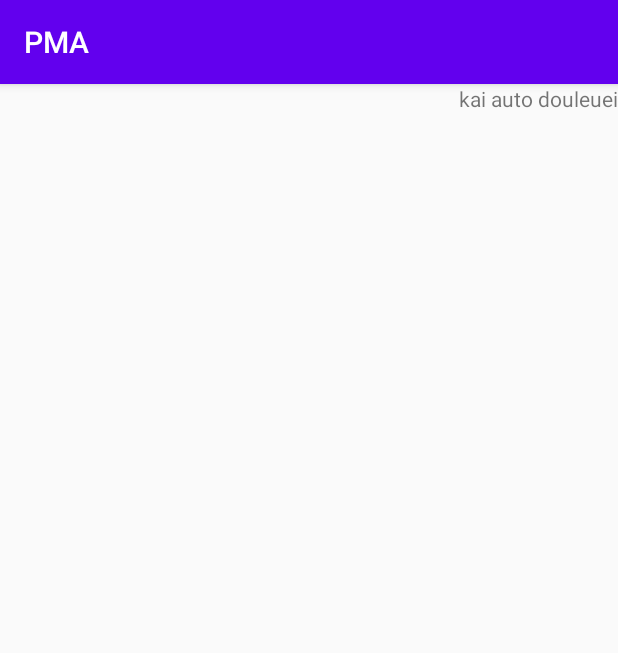
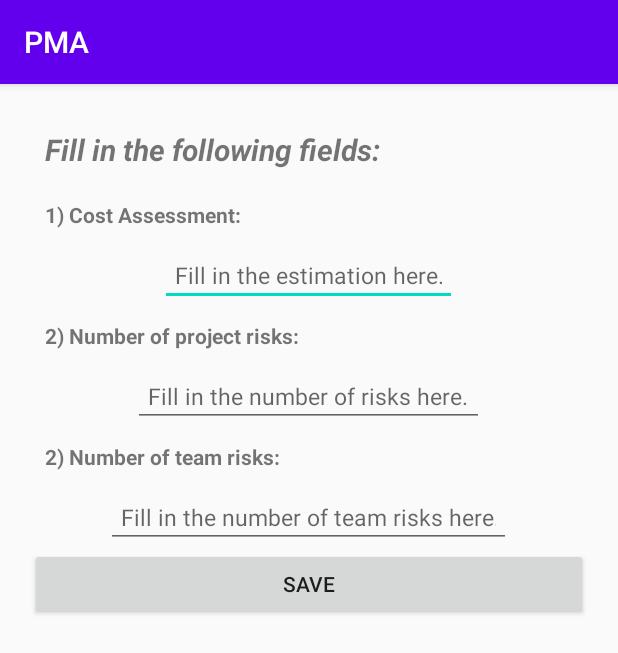
Before and after one commit to rodoulampampa/PMA, an Android app: the FeasibilityStudyActivity screen opened directly, with no data from a screen before it, on a phone screen of 412 x 824 dp. Shown: the top 653 px of the screen. Run offline under Robolectric (Android 15) with nearby library versions, the phone set to English and light mode, and no system bars.

Commit message:
Make changes to the layouts: design tools (the links) and feasibility study.

```diff
--- a/app/src/main/java/com/pma/DesignToolActivity.java
+++ b/app/src/main/java/com/pma/DesignToolActivity.java
@@ -3,8 +3,15 @@ package com.pma;
 import androidx.annotation.NonNull;
 import androidx.appcompat.app.AppCompatActivity;
 
+import android.app.AlertDialog;
+import android.content.Context;
+import android.content.DialogInterface;
+import android.content.Intent;
+import android.net.Uri;
 import android.os.Bundle;
 import android.text.Html;
+import android.text.method.LinkMovementMethod;
+import android.util.Log;
 import android.view.View;
 import android.view.ViewGroup;
 import android.widget.AdapterView;
@@ -57,7 +64,8 @@ public class DesignToolActivity extends AppCompatActivity implements AdapterView
                     "&nbsp;&nbsp;&nbsp;&nbsp;" + "12.Profile Diagram <br/>" +
                     "&nbsp;&nbsp;&nbsp;&nbsp;" + "13.Timing Diagram <br/>" +
                     "&nbsp;&nbsp;&nbsp;&nbsp;" + "14.Interaction Overview Diagram <br/>",
-                    "https://online.visual-paradigm.com/" , "https://www.visual-paradigm.com/download/"));
+                    "https://online.visual-paradigm.com/" ,
+                    "https://www.visual-paradigm.com/download/"));
             designTool.add(new DesignTool("<b>" + "2. Creately <br/><br/>" + "</b>" +
                     "<b>" + "Creately" + "</b>" + " is diagramming and design software operated by Cinergix, Pty Ltd. It is a cloud-based diagram tool built on Adobe's Flex/Flash" +
                     "technologies and provides a visual communication platform for Virtual Communicating. It can be used to create infographics, flowcharts, Gantt charts, organisational charts," +
@@ -69,8 +77,7 @@ public class DesignToolActivity extends AppCompatActivity implements AdapterView
                     "<b>" + "Gliffy" + "</b>" + " is software for diagramming via a HTML5 cloud-based app. It is used to create UML diagrams, floor plans, Venn diagrams, flowcharts" +
                     "and various other kinds of diagrams online. Gliffy diagrams can be shared with and edited by users in real time. The SaaS is supported in all modern web-browsers," +
                     "including Google Chrome, Firefox, Safari and Internet Explorer 9+.<br/>" ,
-                    "https://www.gliffy.com/" +
-                    "An application is also available in the same link if you press “Try in Confluence”."));
+                    "https://www.gliffy.com/" ));
             designTool.add(new DesignTool("<b>" + "4. Lucidchart <br/><br/>" + "</b>" +
                     "<b>" + "Lucidchart" + "</b>" + " is a web-based proprietary platform that is used to allow users to collaborate on drawing, revising and sharing charts and diagrams." +
                     "It allows you to create effective and professional flowcharts, org charts, network diagrams, and other useful visuals to organize essential information, promote understanding," +
@@ -161,9 +168,27 @@ public class DesignToolActivity extends AppCompatActivity implements AdapterView
         listView.setOnItemClickListener(new AdapterView.OnItemClickListener() {
             @Override
             public void onItemClick(AdapterView<?> parent, View view, int position, long id) {
-                DesignTool clicked = designTool.get(position);
+                // setup the alert builder
+                AlertDialog.Builder builder = new AlertDialog.Builder(DesignToolActivity.this);
+                builder.setTitle("Choose a link");
 
+                final DesignTool clicked = designTool.get(position);
 
+                // add a list
+                builder.setItems(clicked.links, new DialogInterface.OnClickListener() {
+                    @Override
+                    public void onClick(DialogInterface dialog, int which) {
+                        String link = clicked.links[which];
+
+                        Intent i = new Intent(Intent.ACTION_VIEW);
+                        i.setData(Uri.parse(link));
+                        startActivity(i);
+                    }
+                });
+
+                // create and show the alert dialog
+                AlertDialog dialog = builder.create();
+                dialog.show();
             }
         });
     }
--- /dev/null
+++ b/app/src/main/res/drawable/ic_launcher.xml
@@ -0,0 +1,4 @@
+<?xml version="1.0" encoding="utf-8"?>
+<selector xmlns:android="http://schemas.android.com/apk/res/android">
+
+</selector>
--- a/app/src/main/res/layout/activity_feasibility_study.xml
+++ b/app/src/main/res/layout/activity_feasibility_study.xml
@@ -1,15 +1,83 @@
 <?xml version="1.0" encoding="utf-8"?>
-<androidx.constraintlayout.widget.ConstraintLayout xmlns:android="http://schemas.android.com/apk/res/android"
+<LinearLayout xmlns:android="http://schemas.android.com/apk/res/android"
     xmlns:app="http://schemas.android.com/apk/res-auto"
     xmlns:tools="http://schemas.android.com/tools"
     android:layout_width="match_parent"
     android:layout_height="match_parent"
-    tools:context=".FeasibilityStudyActivity">
+    android:orientation="vertical"
+    android:padding="20dp"
+    tools:context=".ProjectNameActivity">
 
     <TextView
-        android:id="@+id/Question1"
+        android:id="@+id/Intro"
+        android:layout_width="match_parent"
+        android:layout_height="wrap_content"
+        android:padding="10dp"
+        android:text="Fill in the following fields:"
+        android:textSize="20sp"
+        android:textStyle="bold|italic" />
+
+    <TextView
+        android:id="@+id/Q1"
+        android:layout_width="match_parent"
+        android:layout_height="wrap_content"
+        android:padding="10dp"
+        android:text="1) Cost Assessment:"
+        android:textStyle="bold" />
+
+    <EditText
+        android:id="@+id/q1ans"
         android:layout_width="wrap_content"
         android:layout_height="wrap_content"
-        android:text="kai auto douleuei"
-        app:layout_constraintEnd_toEndOf="parent" />
-</androidx.constraintlayout.widget.ConstraintLayout>
+        android:layout_gravity="center"
+        android:ems="11"
+        android:hint="Fill in the estimation here."
+        android:inputType="number"
+        android:padding="10dp"
+        android:textSize="15sp" />
+
+    <TextView
+        android:id="@+id/Q2"
+        android:layout_width="match_parent"
+        android:layout_height="wrap_content"
+        android:padding="10dp"
+        android:text="2) Number of project risks:"
+        android:textStyle="bold" />
+
+    <EditText
+        android:id="@+id/q2ans"
+        android:layout_width="wrap_content"
+        android:layout_height="wrap_content"
+        android:layout_gravity="center"
+        android:ems="13"
+        android:hint="Fill in the number of risks here."
+        android:inputType="number"
+        android:padding="10dp"
+        android:textSize="15sp" />
+
+    <TextView
+        android:id="@+id/Q3"
+        android:layout_width="match_parent"
+        android:layout_height="wrap_content"
+        android:padding="10dp"
+        android:text="2) Number of team risks:"
+        android:textStyle="bold" />
+
+    <EditText
+        android:id="@+id/q3ans"
+        android:layout_width="wrap_content"
+        android:layout_height="wrap_content"
+        android:layout_gravity="center"
+        android:ems="15"
+        android:hint="Fill in the number of team risks here."
+        android:inputType="number"
+        android:padding="10dp"
+        android:textSize="15dp" />
+
+    <Button
+        android:id="@+id/Save"
+        android:layout_width="match_parent"
+        android:layout_height="wrap_content"
+        android:text="Save" />
+
+</LinearLayout>
```
